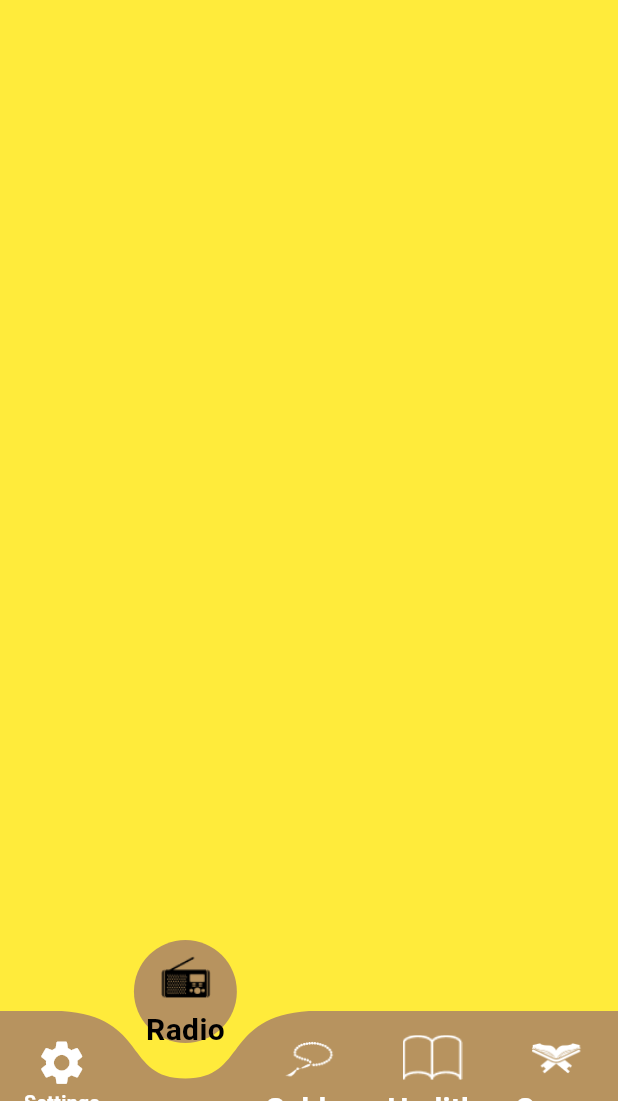
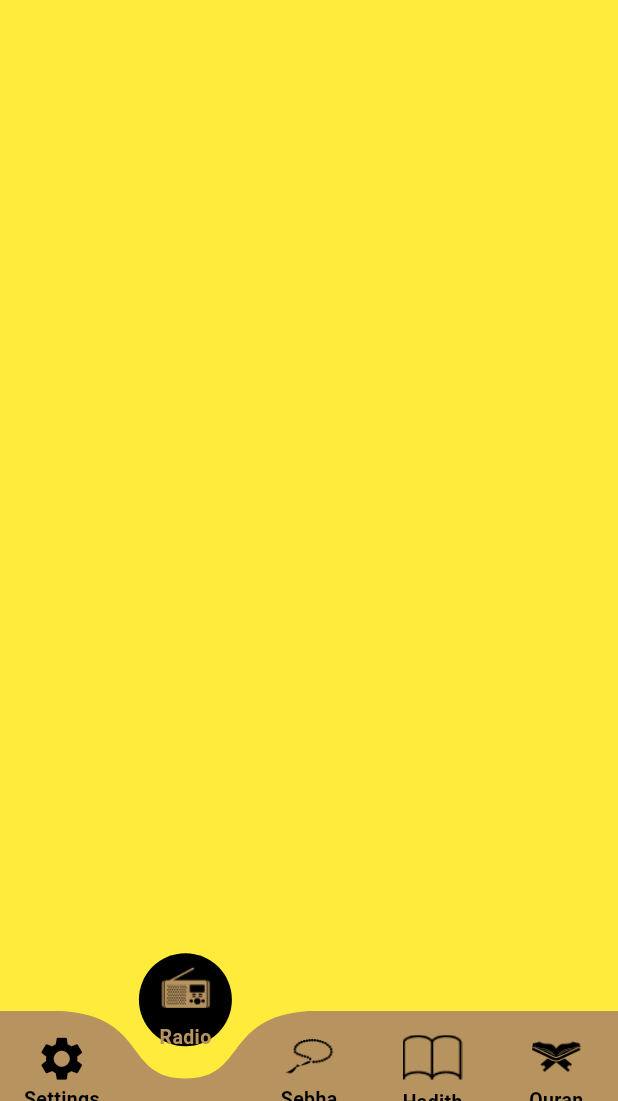
Before and after one commit to 7ossam2002/Isalmy_app, a Flutter app: the screen it shows after launch, item 2 of the bottom bar chosen, on a phone screen of 412 x 824 dp, the part 135-1236 px from its top. Run offline on Flutter 3.47's test engine with Material 3 defaults, Android fonts, the phone set to English and light mode, and no system bars; drawn by our look-alikes of curved_navigation_bar.

Commit message:
initialize app splash screen home screen tabs quran tab quran details hadith tab hadith details + settings tab + dark theme

```diff
--- a/lib/config/theme/theme_screen.dart
+++ b/lib/config/theme/theme_screen.dart
@@ -4,12 +4,16 @@ import 'package:flutter/material.dart';
 import '../../core/utilis/colors_manager.dart';
 
 class MyTheme{
+  static bool isDarkEnabled=false;
   static final ThemeData lightTheme= ThemeData(
 
     colorScheme: ColorScheme.fromSeed(seedColor: ColorsManager.goldColor),
       primaryColor: ColorsManager.goldColor,
 
       appBarTheme:  const AppBarTheme(
+        iconTheme: IconThemeData(
+          color: Colors.black
+        ),
         toolbarHeight: 90,
         centerTitle: true,
         backgroundColor: Colors.transparent,
@@ -24,14 +28,32 @@ class MyTheme{
       elevation: 20,
       margin: EdgeInsets.all(8),
     ),
+    iconTheme: const IconThemeData(
+      color: ColorsManager.goldColor,
+      size: 30,
+    ),
     scaffoldBackgroundColor: Colors.transparent,
     bottomNavigationBarTheme:  const BottomNavigationBarThemeData(
      // backgroundColor: Colors.transparent,
       selectedItemColor: Colors.black,
       unselectedItemColor: Colors.white,
     ),
+  focusColor: Colors.white,
+  primaryColorDark: Colors.black,
+  indicatorColor: Colors.white,
 
-  textTheme: TextTheme(
+  textTheme:  TextTheme(
+
+    labelMedium:TextStyle(color: Colors.black),
+
+
+    displayMedium: TextStyle(
+    fontSize: 20,
+    color: Colors.black,
+    fontWeight: FontWeight.w700,
+  ),
+
+
     titleSmall: TextStyle(
       fontSize: 25,
       fontWeight: FontWeight.w400,
@@ -40,9 +62,15 @@ class MyTheme{
     bodySmall: TextStyle(
       fontSize: 20,
       fontWeight: FontWeight.w400,
-      color: Colors.black
+      color: Colors.black,
     ),
-    bodyMedium: TextStyle(color: ColorsManager.goldColor,fontSize: 20,fontWeight: FontWeight.w700),
+    labelSmall: TextStyle(color: ColorsManager.yellowColor,fontSize: 16,fontWeight: FontWeight.w400),
+    bodyMedium: TextStyle(color: ColorsManager.yellowColor,fontSize: 20,fontWeight: FontWeight.w700),
+    bodyLarge: TextStyle(fontSize: 20,fontWeight: FontWeight.w400,color: Colors.black),
+    displayLarge: TextStyle(fontSize: 20,fontWeight: FontWeight.w400,color: Colors.black),
+    displaySmall: TextStyle(fontWeight:FontWeight.w700,fontSize: 20,color: Colors.black),
+    labelLarge: TextStyle(fontWeight:FontWeight.w700,fontSize: 20,color: ColorsManager.goldColor),
+
   ),
     dividerColor: Color(0xFFB7935F),
 
@@ -53,31 +81,120 @@ class MyTheme{
       elevation: 18,
       backgroundColor: Colors.white,
 
-    )
+    ),
+
+    unselectedWidgetColor: Colors.white,
   );
+
+
+
+
+
+
+
+
+
+
+
+
+
+
+
+
+
 
 
 
   static final ThemeData darkTheme= ThemeData(
 
-    colorScheme: ColorScheme.fromSeed(seedColor: ColorsManager.goldColor),
-    primaryColor: const Color(0xFF141A2E),
+    colorScheme: ColorScheme.fromSeed(seedColor: ColorsManager.darkBlue,onPrimary: Colors.yellow),
+    primaryColor: ColorsManager.darkBlue,
+indicatorColor: ColorsManager.darkBlue,
+    primaryColorDark: ColorsManager.yellowColor,
 
     appBarTheme:  const AppBarTheme(
+      iconTheme: IconThemeData(
+        color: Colors.black,
+      ),
       toolbarHeight: 90,
       centerTitle: true,
       backgroundColor: Colors.transparent,
-      titleTextStyle: TextStyle(fontSize: 28,fontWeight: FontWeight.w800,color: Colors.black),
+      titleTextStyle: TextStyle(fontSize: 28,fontWeight: FontWeight.w800,color: Colors.white),
       elevation: 0,
     ),
+    cardTheme: CardTheme(
+
+      shape: RoundedRectangleBorder(
+        borderRadius: BorderRadius.circular(15),
+      ),
+      color: ColorsManager.darkBlue,
+      elevation: 20,
+      margin: EdgeInsets.all(8),
+    ),
+    dividerColor: ColorsManager.yellowColor,
     scaffoldBackgroundColor: Colors.transparent,
     bottomNavigationBarTheme:  const BottomNavigationBarThemeData(
+
       // backgroundColor: Colors.transparent,
-      selectedItemColor: Colors.black,
+      selectedItemColor: ColorsManager.yellowColor,
       unselectedItemColor: Colors.white,
+    ),
+      bottomSheetTheme: BottomSheetThemeData(
+        shape: RoundedRectangleBorder(
+          borderRadius: BorderRadius.circular(14),
+        ),
+        elevation: 18,
+        backgroundColor: ColorsManager.darkBlue,
+
+      ),
+    iconTheme: IconThemeData(
+      color: ColorsManager.yellowColor,
+      size: 30,
+    ),
+
+    textTheme:  TextTheme(
+      labelMedium:TextStyle(color: ColorsManager.yellowColor) ,
+
+        labelLarge: TextStyle(
+            fontWeight:FontWeight.w700,
+            fontSize: 20,
+            color: ColorsManager.yellowColor),
+
+      displaySmall: TextStyle(
+          fontWeight:FontWeight.w700,
+          fontSize: 25,
+          color: ColorsManager.yellowColor),
+
+      titleSmall: TextStyle(
+          fontSize: 25,
+          fontWeight: FontWeight.w400,
+          color: Colors.white
+      ),
+      bodySmall: TextStyle(
+          fontSize: 20,
+          fontWeight: FontWeight.w400,
+          color: Colors.white
+      ),
+
+      bodyLarge: TextStyle(
+          fontSize: 20,fontWeight: FontWeight.w400,color: ColorsManager.yellowColor),
+      bodyMedium: TextStyle(
+          color: ColorsManager.goldColor,fontSize: 20,fontWeight: FontWeight.w700),
+
+      displayMedium: TextStyle(
+        fontSize: 20,
+        color: Colors.white,
+        fontWeight: FontWeight.w700,
+      ),
+      displayLarge: TextStyle(
+          fontSize: 20,fontWeight: FontWeight.w400,color: ColorsManager.goldColor),
     ),
 
 
+
+    unselectedWidgetColor: Colors.white,
+
   );
 
+
 }
--- a/lib/core/utilis/colors_manager.dart
+++ b/lib/core/utilis/colors_manager.dart
@@ -2,4 +2,6 @@ import 'dart:ui';
 
 class ColorsManager{
   static const Color goldColor=Color(0xFFB7935F);
+  static const Color darkBlue=Color(0xFF141A2E);
+  static const Color yellowColor=Color(0xFFFACC1D);
 }
--- a/lib/core/utilis/images_manager.dart
+++ b/lib/core/utilis/images_manager.dart
@@ -7,6 +7,7 @@ class ImagesManager{
   static const String radioic='images/radio.png';
   static const String headerimageicn='images/quran_header_icn.png';
   static const String hadithHeaderIm='images/hadith_header2x.png';
+  static const String darkBg='images/dark_bg.png';
 
 
 
--- a/lib/myapp/my_app.dart
+++ b/lib/myapp/my_app.dart
@@ -20,6 +20,8 @@ class MyApp extends StatelessWidget {
       debugShowCheckedModeBanner: false,
 
       theme: MyTheme.lightTheme,
+      darkTheme: MyTheme.darkTheme,
+      themeMode: ThemeMode.light,
       initialRoute: RoutesManager.splashRoute,
       routes: {
         RoutesManager.homeRoute:(context)=>HomeScreen(),
--- a/lib/presentation/home/home_screen.dart
+++ b/lib/presentation/home/home_screen.dart
@@ -1,6 +1,6 @@
 import 'package:curved_navigation_bar/curved_navigation_bar.dart';
-import 'package:flutter/cupertino.dart';
 import 'package:flutter/material.dart';
+import 'package:islamy/config/theme/theme_screen.dart';
 import 'package:islamy/core/utilis/images_manager.dart';
 import 'package:islamy/core/utilis/strings_manager.dart';
 import 'package:islamy/presentation/home/tabs/hadith_tab/hadith_tab.dart';
@@ -25,19 +25,20 @@ class _HomeScreenState extends State<HomeScreen> {
     QuranTab(),
   ];
 
-  // Track the current selected index
-  int _pageIndex = 4;
+  int _pageIndex = 4; // Track the current selected index
 
-  // Function to determine icon color based on the selected page
-  Color _getIconColor(int index) {
-    return _pageIndex == index ? Colors.black : Colors.white;
+  // Function to determine icon color based on the selected page and current theme
+  Color? _getIconColor(int index, BuildContext context) {
+    return _pageIndex == index
+        ? Theme.of(context).primaryColor // Use theme's icon color for selected
+        : Theme.of(context).primaryColorDark; // Unselected icon color from theme
   }
 
   @override
   Widget build(BuildContext context) {
     return Container(
       decoration: BoxDecoration(
-        image: DecorationImage(image: AssetImage(ImagesManager.homeBgImage)),
+        image: DecorationImage(image: AssetImage(MyTheme.isDarkEnabled?ImagesManager.darkBg: ImagesManager.homeBgImage)),
       ),
       child: Scaffold(
         extendBody: true,
@@ -47,23 +48,22 @@ class _HomeScreenState extends State<HomeScreen> {
         ),
         bottomNavigationBar: CurvedNavigationBar(
           backgroundColor: Colors.transparent,
-          color: const Color(0xFFB7935F), // Background color for the curved navbar
-          buttonBackgroundColor: const Color(0xFFB7935F), // Active button color
-          height: 60, // Height of the curved navbar
-          index: _pageIndex, // Current selected index
+          color: Theme.of(context).primaryColor, // Use theme primary color
+          buttonBackgroundColor: Theme.of(context).primaryColorDark, // Use theme primary color for button
+          height: 60,
+          index: _pageIndex,
 
           items: [
-
+            // Settings Icon
             Padding(
-              padding: const EdgeInsets.only(top: 17),
+              padding: const EdgeInsets.only(top: 14),
               child: Column(
                 children: [
-                  Icon(Icons.settings, size: 35, color: _getIconColor(0)),
+                  Icon(Icons.settings, size: 35, color: _getIconColor(0, context)),
                   Text(
                     "Settings",
                     style: TextStyle(
-
-                        color: _getIconColor(0),
+                        color: _getIconColor(0, context),
                         fontWeight: FontWeight.bold,
                         fontSize: 13),
                   ),
@@ -71,47 +71,49 @@ class _HomeScreenState extends State<HomeScreen> {
               ),
             ),
 
+            // Radio Icon
+            Padding(
+              padding: const EdgeInsets.only(top: 4),
+              child: Column(
+                children: [
+                  Padding(
+                    padding: const EdgeInsets.only(bottom: 3, left: 3, right: 3,top: 3),
+                    child: ImageIcon(
+                      AssetImage(ImagesManager.radioic),
+                      size: 40,
+                      color: _getIconColor(1, context),
+                    ),
+                  ),
+                  Text(
+                    "Radio",
+                    style: TextStyle(
+                        color: _getIconColor(1, context),
+                        fontWeight: FontWeight.bold,
+                        fontSize: 13),
+                  ),
+                ],
+              ),
+            ),
 
+            // Sebha Icon
             Padding(
-              padding: const EdgeInsets.only(top: 8),
+              padding: const EdgeInsets.only(top: 6, bottom: 4),
               child: Column(
                 children: [
                   Padding(
                     padding: const EdgeInsets.only(top: 3, left: 3, right: 3),
                     child: ImageIcon(
-                      AssetImage(ImagesManager.radioic), // Use your image path
-                      size: 40, // Increase the size of the image icon
-                      color: _getIconColor(1), // Set the icon color based on selection
-                    ),
-                  ),
-                  Text(
-                    "Radio",
-                    style: TextStyle(
-                        color: _getIconColor(1),
-                        fontWeight: FontWeight.bold),
-                  ),
-                ],
-              ),
-            ),
-
-
-            Padding(
-              padding: const EdgeInsets.only(top: 8),
-              child: Column(
-                children: [
-                  Padding(
-                    padding: const EdgeInsets.only(top: 3, left: 3, right: 3),
-                    child: ImageIcon(
-                      AssetImage(ImagesManager.tasbehic), // Use your image path
+                      AssetImage(ImagesManager.tasbehic),
                       size: 40,
-                      color: _getIconColor(2),
+                      color: _getIconColor(2, context),
                     ),
                   ),
                   Text(
                     "Sebha",
                     style: TextStyle(
-                        color: _getIconColor(2),
-                        fontWeight: FontWeight.bold),
+                        color: _getIconColor(2, context),
+                        fontWeight: FontWeight.bold,
+                        fontSize: 13),
                   ),
                 ],
               ),
@@ -125,16 +127,17 @@ class _HomeScreenState extends State<HomeScreen> {
                   Padding(
                     padding: const EdgeInsets.only(top: 3, left: 3, right: 3),
                     child: ImageIcon(
-                      AssetImage(ImagesManager.hadithic), // Use your image path
+                      AssetImage(ImagesManager.hadithic),
                       size: 40,
-                      color: _getIconColor(3),
+                      color: _getIconColor(3, context),
                     ),
                   ),
                   Text(
                     "Hadith",
                     style: TextStyle(
-                        color: _getIconColor(3),
-                        fontWeight: FontWeight.bold),
+                        color: _getIconColor(3, context),
+                        fontWeight: FontWeight.bold,
+                        fontSize: 13),
                   ),
                 ],
               ),
@@ -142,38 +145,36 @@ class _HomeScreenState extends State<HomeScreen> {
 
             // Quran Icon
             Padding(
-              padding: const EdgeInsets.only(top: 8),
+              padding: const EdgeInsets.only(top: 4),
               child: Column(
                 children: [
                   Padding(
-                    padding: const EdgeInsets.only(top: 3, left: 3, right: 3),
+                    padding: const EdgeInsets.only(top: 6, left: 3, right: 3),
                     child: ImageIcon(
-                      AssetImage(ImagesManager.quranic), // Use your image path
+                      AssetImage(ImagesManager.quranic),
                       size: 40,
-                      color: _getIconColor(4),
+                      color: _getIconColor(4, context),
                     ),
                   ),
                   Text(
                     "Quran",
                     style: TextStyle(
-                        color: _getIconColor(4),
-                        fontWeight: FontWeight.bold),
+                        color: _getIconColor(4, context),
+                        fontWeight: FontWeight.bold,
+                        fontSize: 13),
                   ),
                 ],
               ),
             ),
           ],
 
-          animationDuration: Duration(milliseconds: 200), // Control the speed (faster or slower)
-
+          animationDuration: Duration(milliseconds: 200),
           onTap: (index) {
             setState(() {
-              _pageIndex = index; // Update the selected index when tapped
+              _pageIndex = index;
             });
           },
         ),
-
-        // Example content based on selected index
         body: tabs[_pageIndex],
       ),
     );
--- a/lib/presentation/home/tabs/hadith_tab/hadith_details/hadith_details.dart
+++ b/lib/presentation/home/tabs/hadith_tab/hadith_details/hadith_details.dart
@@ -1,6 +1,7 @@
 import 'package:flutter/material.dart';
 import 'package:islamy/presentation/home/tabs/hadith_tab/hadith_tab.dart';
 
+import '../../../../../config/theme/theme_screen.dart';
 import '../../../../../core/utilis/images_manager.dart';
 
 class HadithDetails extends StatelessWidget {
@@ -11,7 +12,7 @@ class HadithDetails extends StatelessWidget {
     HadithItem hadith =ModalRoute.of(context)?.settings.arguments as HadithItem;();
     return Container(
       decoration: BoxDecoration(
-        image: DecorationImage(image: AssetImage(ImagesManager.homeBgImage)),
+        image: DecorationImage(image: AssetImage(MyTheme.isDarkEnabled?ImagesManager.darkBg: ImagesManager.homeBgImage)),
       ),
       child: Scaffold(
       appBar: AppBar(
@@ -32,7 +33,7 @@ class HadithDetails extends StatelessWidget {
                     padding: EdgeInsets.all(15),
 
                       child: Text(
-                        hadith.content,style: TextStyle(fontSize: 20),textAlign: TextAlign.center,textDirection: TextDirection.rtl,)),
+                        hadith.content,style: Theme.of(context).textTheme.displaySmall?.copyWith(fontSize: 22),textAlign: TextAlign.center,textDirection: TextDirection.rtl,)),
                 ),
               ),
             ],
--- a/lib/presentation/home/tabs/quran_tab/quran_details/quran_details_scr.dart
+++ b/lib/presentation/home/tabs/quran_tab/quran_details/quran_details_scr.dart
@@ -4,6 +4,8 @@ import 'package:flutter/services.dart';
 import 'package:islamy/core/utilis/images_manager.dart';
 import 'package:islamy/presentation/home/tabs/quran_tab/quran_details/quran_widgets.dart';
 import 'package:islamy/presentation/home/tabs/quran_tab/widgets/quran_title/quran_title.dart';
+
+import '../../../../../config/theme/theme_screen.dart';
 
 class QuranDetailsScr extends StatefulWidget {
   QuranDetailsScr({super.key});
@@ -23,7 +25,7 @@ class _QuranDetailsScrState extends State<QuranDetailsScr> {
 
     return Container(
       decoration: BoxDecoration(
-        image: DecorationImage(image: AssetImage(ImagesManager.homeBgImage)),
+        image: DecorationImage(image: AssetImage(MyTheme.isDarkEnabled?ImagesManager.darkBg: ImagesManager.homeBgImage)),
       ),
       child: Scaffold(
         appBar: AppBar(
--- a/lib/presentation/home/tabs/quran_tab/quran_details/quran_widgets.dart
+++ b/lib/presentation/home/tabs/quran_tab/quran_details/quran_widgets.dart
@@ -14,10 +14,11 @@ class VerseWidget extends StatelessWidget {
         padding: const EdgeInsets.symmetric(vertical: 4,horizontal: 8),
         child: Card(
           child: Container(
+
             alignment: Alignment.center,
             child: Padding(
-              padding: const EdgeInsets.all(4.0),
-              child: Text(verseItem,textAlign :TextAlign.center, style: Theme.of(context).textTheme.titleSmall,),
+              padding: const EdgeInsets.symmetric(vertical: 10,horizontal: 15),
+              child: Text(verseItem,textAlign :TextAlign.center, style: Theme.of(context).textTheme.displaySmall?.copyWith(fontSize: 22),),
             ),
           ),
         ),
--- a/lib/presentation/home/tabs/quran_tab/widgets/chapter_name_wid.dart
+++ b/lib/presentation/home/tabs/quran_tab/widgets/chapter_name_wid.dart
@@ -14,7 +14,7 @@ class ChapterNameWid extends StatelessWidget {
       width: double.infinity,
       decoration: BoxDecoration(
           border: Border.symmetric(
-              horizontal: BorderSide(color: Theme.of(context).primaryColor,width: 2)
+              horizontal: BorderSide(color: Theme.of(context).dividerColor,width: 2)
           )
       ),
       child:IntrinsicHeight(
@@ -30,7 +30,7 @@ class ChapterNameWid extends StatelessWidget {
 
                   child: Center(child: Text(StringsManager.chapterName,style: Theme.of(context).textTheme.titleSmall?.copyWith(fontWeight: FontWeight.w600,fontSize: 25,),textAlign: TextAlign.center,textDirection: TextDirection.rtl,))),
 
-              VerticalDivider(color: Theme.of(context).primaryColor,
+              VerticalDivider(color: Theme.of(context).dividerColor,
               thickness: 2,
                 width: 2,
               ),
--- a/lib/presentation/home/tabs/settings_tab/settings_tab.dart
+++ b/lib/presentation/home/tabs/settings_tab/settings_tab.dart
@@ -1,5 +1,6 @@
 import 'package:flutter/cupertino.dart';
 import 'package:flutter/material.dart';
+import 'package:islamy/core/utilis/colors_manager.dart';
 import 'package:islamy/presentation/home/tabs/settings_tab/widgets/show_language_bottomsheet.dart';
 import 'package:islamy/presentation/home/tabs/settings_tab/widgets/theme_bottom_sheet.dart';
 
@@ -21,7 +22,7 @@ class _SettingsTabState extends State<SettingsTab> {
         child: Column(
           crossAxisAlignment: CrossAxisAlignment.stretch,
           children: [
-            Text("Theme",style: Theme.of(context).textTheme.labelSmall?.copyWith(fontSize:14 ),),
+            Text("Theme",style: Theme.of(context).textTheme.bodyLarge?.copyWith(fontSize:14 ),),
 
             SizedBox(height:4,),
 
@@ -33,19 +34,19 @@ class _SettingsTabState extends State<SettingsTab> {
               child: Container(
 
               decoration: BoxDecoration(
-              border: Border.all(color: Theme.of(context).primaryColor,width: 2),
+              border: Border.all(color: ColorsManager.yellowColor,width: 2),
               borderRadius: BorderRadius.circular(12),
               ),
                 child: Padding(
-                  padding: const EdgeInsets.all(8.0),
-                  child: Text("Light ",style: Theme.of(context).textTheme.bodySmall?.copyWith(fontWeight: FontWeight.w500),),
+                  padding: const EdgeInsets.all(14.0),
+                  child: Text("Light ",style: Theme.of(context).textTheme.bodyLarge?.copyWith(fontWeight: FontWeight.w500),),
                 ),
               ),
             ),
 
              SizedBox(height: 15,),
 
-            Text("Language",style: Theme.of(context).textTheme.labelSmall?.copyWith(fontSize:14 ,)),
+            Text("Language",style: Theme.of(context).textTheme.bodyLarge?.copyWith(fontSize:14 ,)),
 
             SizedBox(height: 4,),
 
@@ -56,12 +57,12 @@ class _SettingsTabState extends State<SettingsTab> {
               child: Container(
 
                 decoration: BoxDecoration(
-                  border: Border.all(color: Theme.of(context).primaryColor,width: 2),
+                  border: Border.all(color: ColorsManager.yellowColor,width: 2),
                   borderRadius: BorderRadius.circular(12),
                 ),
                 child: Padding(
-                  padding: const EdgeInsets.all(8.0),
-                  child: Text("English ",style: Theme.of(context).textTheme.bodySmall?.copyWith(fontWeight: FontWeight.w500,)),
+                  padding: const EdgeInsets.all(14.0),
+                  child: Text("English ",style: Theme.of(context).textTheme.bodyLarge?.copyWith(fontWeight: FontWeight.w500,)),
                 ),
               ),
             ),
--- a/lib/presentation/home/tabs/settings_tab/widgets/show_language_bottomsheet.dart
+++ b/lib/presentation/home/tabs/settings_tab/widgets/show_language_bottomsheet.dart
@@ -18,8 +18,8 @@ class ShowLanguageBottomsheet extends StatelessWidget {
             Row(
               mainAxisAlignment: MainAxisAlignment.spaceBetween,
               children: [
-                Text("Arabic",style: Theme.of(context).textTheme.bodyMedium,),
-                Icon(Icons.check,size: 30,color: Theme.of(context).primaryColor,),
+                Text("English",style: Theme.of(context).textTheme.labelLarge,),
+                Icon(Icons.check,size: 30,),
               ],
             ),
 
@@ -28,7 +28,7 @@ class ShowLanguageBottomsheet extends StatelessWidget {
             Row(
               crossAxisAlignment: CrossAxisAlignment.start,
               children: [
-                Text("English",style: Theme.of(context).textTheme.bodyMedium?.copyWith(color:Colors.black),),
+                Text("Arabic",style: Theme.of(context).textTheme.displayMedium),
               ],
             ),
           ],
--- a/lib/presentation/home/tabs/settings_tab/widgets/theme_bottom_sheet.dart
+++ b/lib/presentation/home/tabs/settings_tab/widgets/theme_bottom_sheet.dart
@@ -18,8 +18,8 @@ class ThemeBottomSheet extends StatelessWidget {
             Row(
               mainAxisAlignment: MainAxisAlignment.spaceBetween,
               children: [
-                Text("Light",style: Theme.of(context).textTheme.bodyMedium,),
-                Icon(Icons.check,size: 30,color: Theme.of(context).primaryColor,),
+                Text("Light",style: Theme.of(context).textTheme.labelLarge,),
+                Icon(Icons.check,size: 30,),
               ],
             ),
 
@@ -28,7 +28,7 @@ class ThemeBottomSheet extends StatelessWidget {
             Row(
               crossAxisAlignment: CrossAxisAlignment.start,
               children: [
-                Text("Dark",style: Theme.of(context).textTheme.bodyMedium?.copyWith(color:Colors.black),),
+                Text("Dark",style: Theme.of(context).textTheme.displayMedium,),
               ],
             ),
           ],
```
Also changed, not shown: images/dark_bg.png (added).
